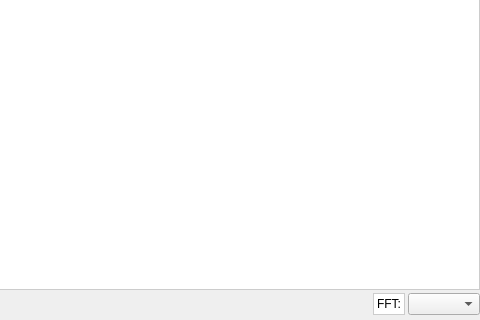
The window that sources/DPX Spectrum/window/DpxWindow.ui (AquaCreatura/AquaWave) describes before a commit, drawn with Qt 5; both pictures show x 484 to 964 and y 86 to 406 of the 964 by 406 pixel window.
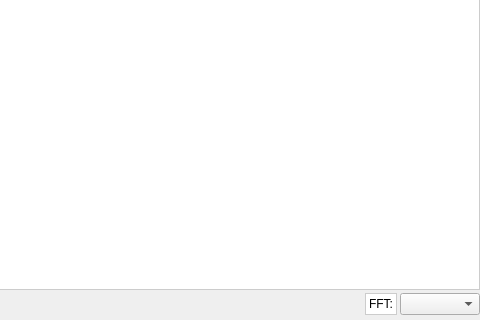
The same window after the commit.

What changed in the file:
```diff
--- a/sources/DPX Spectrum/window/DpxWindow.ui
+++ b/sources/DPX Spectrum/window/DpxWindow.ui
@@ -115,7 +115,20 @@
       </widget>
      </item>
      <item row="0" column="2">
-      <widget class="QComboBox" name="fft_combobox"/>
+      <widget class="QComboBox" name="fft_combobox">
+       <property name="minimumSize">
+        <size>
+         <width>80</width>
+         <height>0</height>
+        </size>
+       </property>
+       <property name="maximumSize">
+        <size>
+         <width>81</width>
+         <height>16777215</height>
+        </size>
+       </property>
+      </widget>
      </item>
      <item row="0" column="0">
       <spacer name="horizontalSpacer">
```
